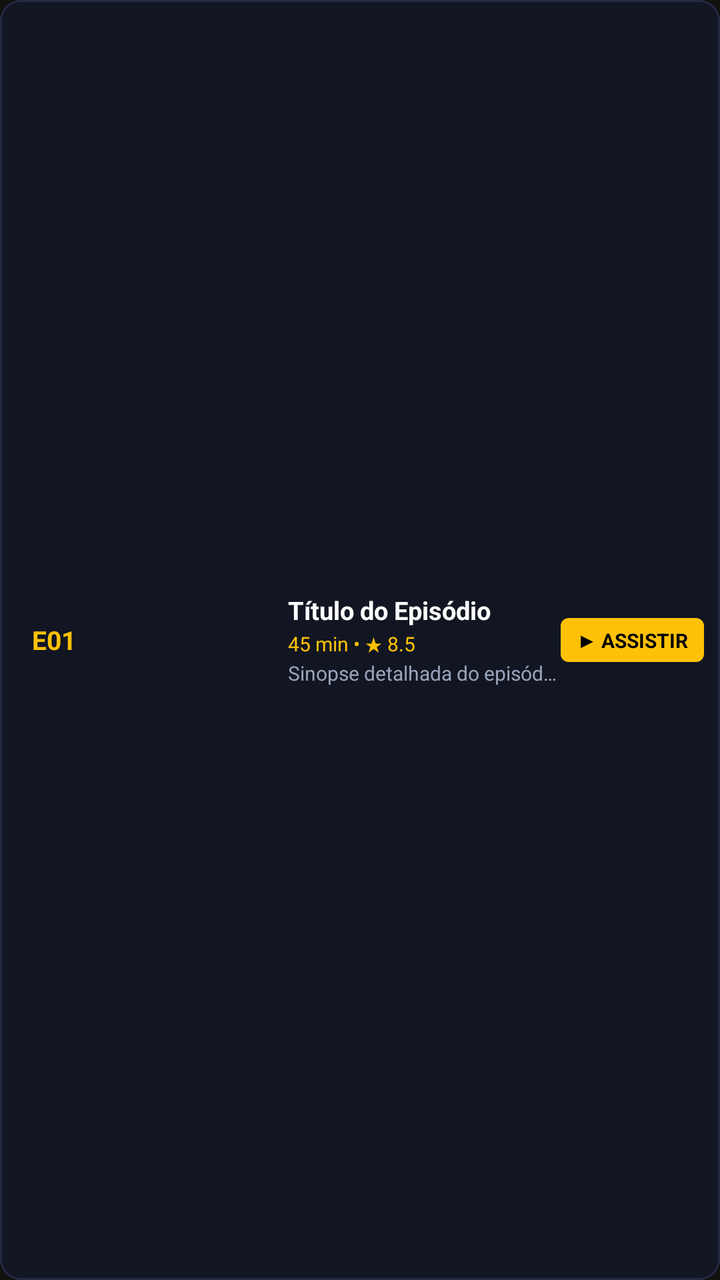
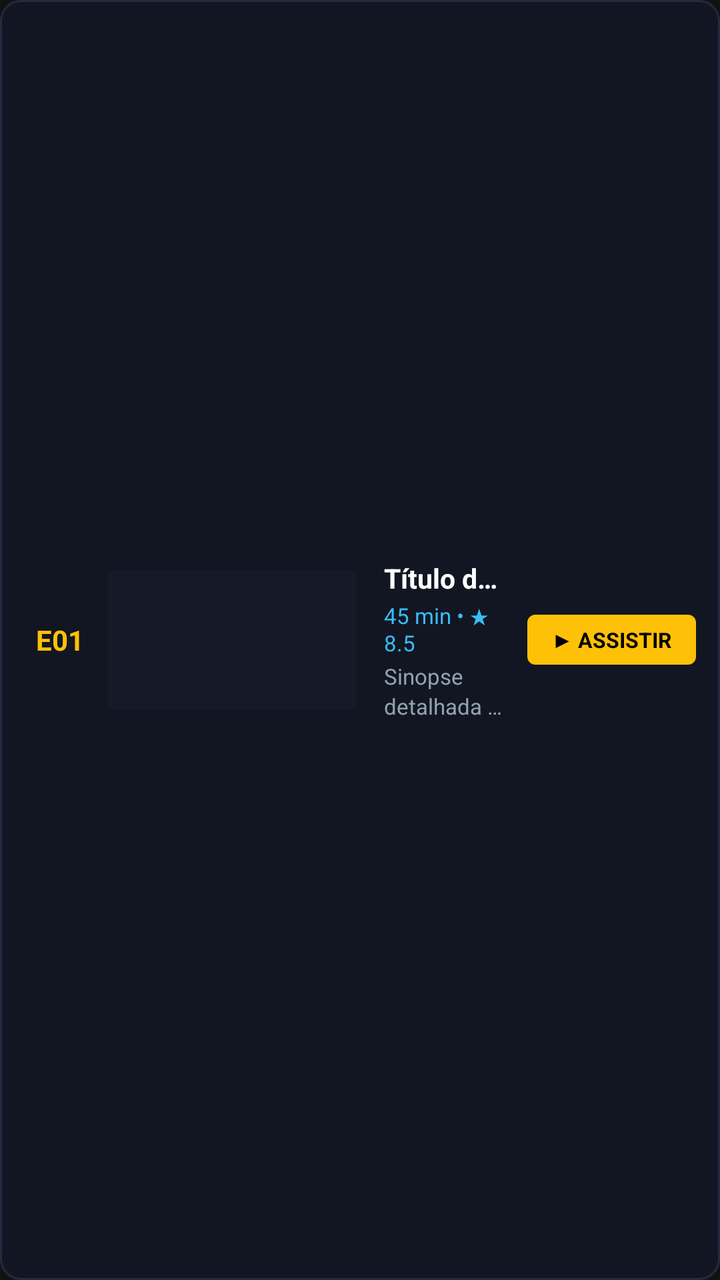

The first picture is an Android layout as it rendered before a commit; the second is the same layout after the commit. The layout source and the unified diff follow.
<!-- AndroidManifest.xml: application theme Theme.AndPlay -->
<!-- res/layout/item_episode_card.xml -->
<?xml version="1.0" encoding="utf-8"?>
<LinearLayout xmlns:android="http://schemas.android.com/apk/res/android"
    android:id="@+id/epCardRoot"
    android:layout_width="match_parent"
    android:layout_height="76dp"
    android:layout_marginStart="6dp"
    android:layout_marginEnd="6dp"
    android:layout_marginTop="2dp"
    android:layout_marginBottom="4dp"
    android:background="@drawable/card_focus_bg"
    android:foreground="@drawable/card_focus_fg"
    android:clickable="true"
    android:focusable="true"
    android:focusableInTouchMode="true"
    android:gravity="center_vertical"
    android:orientation="horizontal"
    android:paddingStart="8dp"
    android:paddingEnd="8dp"
    android:paddingTop="6dp"
    android:paddingBottom="6dp">

    <TextView
        android:id="@+id/epNum"
        android:layout_width="38dp"
        android:layout_height="wrap_content"
        android:gravity="center"
        android:text="E01"
        android:textColor="#FFC107"
        android:textSize="13sp"
        android:textStyle="bold" />

    <ImageView
        android:id="@+id/epThumb"
        android:layout_width="84dp"
        android:layout_height="58dp"
        android:layout_marginStart="4dp"
        android:scaleType="centerCrop" />

    <LinearLayout
        android:layout_width="0dp"
        android:layout_height="wrap_content"
        android:layout_marginStart="10dp"
        android:layout_weight="1"
        android:orientation="vertical">

        <TextView
            android:id="@+id/epTitle"
            android:layout_width="match_parent"
            android:layout_height="wrap_content"
            android:ellipsize="end"
            android:maxLines="1"
            android:text="Título do Episódio"
            android:textColor="#FFFFFF"
            android:textSize="12.5sp"
            android:textStyle="bold" />

        <TextView
            android:id="@+id/epDuration"
            android:layout_width="match_parent"
            android:layout_height="wrap_content"
            android:layout_marginTop="1dp"
            android:text="45 min • ★ 8.5"
            android:textColor="#FFC107"
            android:textSize="10sp" />

        <TextView
            android:id="@+id/epPlot"
            android:layout_width="match_parent"
            android:layout_height="wrap_content"
            android:layout_marginTop="1dp"
            android:ellipsize="end"
            android:maxLines="1"
            android:text="Sinopse detalhada do episódio..."
            android:textColor="#99A4BA"
            android:textSize="10sp" />
    </LinearLayout>

    <TextView
        android:id="@+id/epWatchBtn"
        android:layout_width="wrap_content"
        android:layout_height="wrap_content"
        android:background="@drawable/badge_gold"
        android:paddingStart="8dp"
        android:paddingTop="4dp"
        android:paddingEnd="8dp"
        android:paddingBottom="4dp"
        android:text="▶ ASSISTIR"
        android:textColor="#000000"
        android:textSize="10sp"
        android:textStyle="bold" />
</LinearLayout>
<!-- resources referenced by this layout -->
<resources>
  <!-- drawable badge_gold (drawable) -->
  <?xml version="1.0" encoding="utf-8"?>
  <shape xmlns:android="http://schemas.android.com/apk/res/android"
      android:shape="rectangle">
      <corners android:radius="4dp" />
      <solid android:color="#FFC107" />
  </shape>
  <!-- drawable card_focus_bg (drawable) -->
  <?xml version="1.0" encoding="utf-8"?>
  <selector xmlns:android="http://schemas.android.com/apk/res/android">
      <item android:state_focused="true">
          <shape android:shape="rectangle">
              <corners android:radius="10dp" />
              <solid android:color="#1A2035" />
              <stroke android:width="2.5dp" android:color="#FFC107" />
          </shape>
      </item>
      <item android:state_selected="true">
          <shape android:shape="rectangle">
              <corners android:radius="10dp" />
              <solid android:color="#1A2035" />
              <stroke android:width="2dp" android:color="#FFC107" />
          </shape>
      </item>
      <item>
          <shape android:shape="rectangle">
              <corners android:radius="10dp" />
              <solid android:color="#121622" />
              <stroke android:width="1dp" android:color="#242B40" />
          </shape>
      </item>
  </selector>
  <!-- drawable card_focus_fg (drawable) -->
  <?xml version="1.0" encoding="utf-8"?>
  <selector xmlns:android="http://schemas.android.com/apk/res/android">
      <item android:state_focused="true">
          <shape android:shape="rectangle">
              <corners android:radius="10dp" />
              <solid android:color="#00000000" />
              <stroke android:width="3dp" android:color="#FFC107" />
          </shape>
      </item>
      <item android:state_selected="true">
          <shape android:shape="rectangle">
              <corners android:radius="10dp" />
              <solid android:color="#00000000" />
              <stroke android:width="2.5dp" android:color="#FFC107" />
          </shape>
      </item>
      <item>
          <shape android:shape="rectangle">
              <corners android:radius="10dp" />
              <solid android:color="#00000000" />
              <stroke android:width="1dp" android:color="#22334A" />
          </shape>
      </item>
  </selector>
  <style name="Theme.AndPlay" parent="@android:style/Theme.NoTitleBar.Fullscreen">
          <item name="android:windowBackground">#121212</item>
      </style>
</resources>

<!-- the commit's change to res/layout/item_episode_card.xml (unified diff, before → after) -->
@@ -2,11 +2,11 @@
 <LinearLayout xmlns:android="http://schemas.android.com/apk/res/android"
     android:id="@+id/epCardRoot"
     android:layout_width="match_parent"
-    android:layout_height="76dp"
+    android:layout_height="88dp"
     android:layout_marginStart="6dp"
     android:layout_marginEnd="6dp"
-    android:layout_marginTop="2dp"
-    android:layout_marginBottom="4dp"
+    android:layout_marginTop="3dp"
+    android:layout_marginBottom="5dp"
     android:background="@drawable/card_focus_bg"
     android:foreground="@drawable/card_focus_fg"
     android:clickable="true"
@@ -14,32 +14,55 @@
     android:focusableInTouchMode="true"
     android:gravity="center_vertical"
     android:orientation="horizontal"
-    android:paddingStart="8dp"
-    android:paddingEnd="8dp"
+    android:paddingStart="10dp"
+    android:paddingEnd="12dp"
     android:paddingTop="6dp"
     android:paddingBottom="6dp">
 
+    
     <TextView
         android:id="@+id/epNum"
-        android:layout_width="38dp"
+        android:layout_width="40dp"
         android:layout_height="wrap_content"
         android:gravity="center"
         android:text="E01"
         android:textColor="#FFC107"
-        android:textSize="13sp"
+        android:textSize="14sp"
         android:textStyle="bold" />
 
-    <ImageView
-        android:id="@+id/epThumb"
-        android:layout_width="84dp"
-        android:layout_height="58dp"
+    
+    <FrameLayout
+        android:layout_width="124dp"
+        android:layout_height="70dp"
         android:layout_marginStart="4dp"
-        android:scaleType="centerCrop" />
+        android:background="#151A28">
 
+        <ImageView
+            android:id="@+id/epThumb"
+            android:layout_width="match_parent"
+            android:layout_height="match_parent"
+            android:scaleType="centerCrop" />
+
+        
+        <ProgressBar
+            android:id="@+id/epProgressBar"
+            style="?android:attr/progressBarStyleHorizontal"
+            android:layout_width="match_parent"
+            android:layout_height="4dp"
+            android:layout_gravity="bottom"
+            android:max="100"
+            android:progress="0"
+            android:progressBackgroundTint="#55000000"
+            android:progressTint="#FFC107"
+            android:visibility="gone" />
+    </FrameLayout>
+
+    
     <LinearLayout
         android:layout_width="0dp"
         android:layout_height="wrap_content"
-        android:layout_marginStart="10dp"
+        android:layout_marginStart="14dp"
+        android:layout_marginEnd="10dp"
         android:layout_weight="1"
         android:orientation="vertical">
 
@@ -51,41 +74,60 @@
             android:maxLines="1"
             android:text="Título do Episódio"
             android:textColor="#FFFFFF"
-            android:textSize="12.5sp"
+            android:textSize="13.5sp"
             android:textStyle="bold" />
 
         <TextView
             android:id="@+id/epDuration"
             android:layout_width="match_parent"
             android:layout_height="wrap_content"
-            android:layout_marginTop="1dp"
+            android:layout_marginTop="2dp"
             android:text="45 min • ★ 8.5"
-            android:textColor="#FFC107"
-            android:textSize="10sp" />
+            android:textColor="#38BDF8"
+            android:textSize="11sp" />
 
         <TextView
             android:id="@+id/epPlot"
             android:layout_width="match_parent"
             android:layout_height="wrap_content"
-            android:layout_marginTop="1dp"
+            android:layout_marginTop="2dp"
             android:ellipsize="end"
-            android:maxLines="1"
+            android:lineSpacingExtra="2dp"
+            android:maxLines="2"
             android:text="Sinopse detalhada do episódio..."
-            android:textColor="#99A4BA"
-            android:textSize="10sp" />
+            android:textColor="#90A4AE"
+            android:textSize="11sp" />
     </LinearLayout>
 
-    <TextView
-        android:id="@+id/epWatchBtn"
+    
+    <LinearLayout
         android:layout_width="wrap_content"
         android:layout_height="wrap_content"
-        android:background="@drawable/badge_gold"
-        android:paddingStart="8dp"
-        android:paddingTop="4dp"
-        android:paddingEnd="8dp"
-        android:paddingBottom="4dp"
-        android:text="▶ ASSISTIR"
-        android:textColor="#000000"
-        android:textSize="10sp"
-        android:textStyle="bold" />
+        android:gravity="center"
+        android:orientation="vertical">
+
+        <TextView
+            android:id="@+id/epWatchBtn"
+            android:layout_width="wrap_content"
+            android:layout_height="wrap_content"
+            android:background="@drawable/badge_gold"
+            android:paddingStart="12dp"
+            android:paddingTop="5dp"
+            android:paddingEnd="12dp"
+            android:paddingBottom="5dp"
+            android:text="▶ ASSISTIR"
+            android:textColor="#000000"
+            android:textSize="10.5sp"
+            android:textStyle="bold" />
+
+        <TextView
+            android:id="@+id/epStatusText"
+            android:layout_width="wrap_content"
+            android:layout_height="wrap_content"
+            android:layout_marginTop="3dp"
+            android:text="Restam 11:20"
+            android:textColor="#B0BEC5"
+            android:textSize="9.5sp"
+            android:visibility="gone" />
+    </LinearLayout>
 </LinearLayout>
